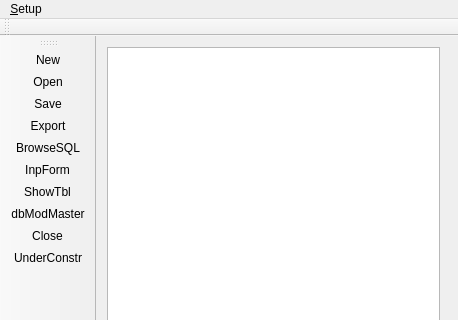
The window that mainwindow.ui (mainster/WorktimeManager) describes before a commit, drawn with Qt 5; both pictures show x 0 to 458 and y 0 to 320 of the 458 by 468 pixel window.
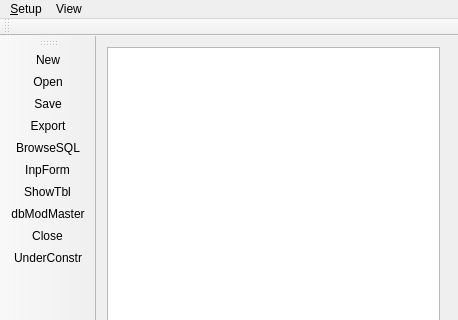
The same window after the commit. Icons and pictures are not drawn.

Commit message: * further work on implementing ctr+alt+f popup filter form * cleaning up a lot

```diff
--- a/mainwindow.ui
+++ b/mainwindow.ui
@@ -64,7 +64,7 @@
      <x>0</x>
      <y>0</y>
      <width>458</width>
-     <height>21</height>
+     <height>23</height>
     </rect>
    </property>
    <widget class="QMenu" name="menu_Setup">
@@ -95,8 +95,16 @@
     <addaction name="actAutoFitTables"/>
     <addaction name="actFilterTable"/>
     <addaction name="actFilterTableWindow"/>
+    <addaction name="actButClose"/>
+   </widget>
+   <widget class="QMenu" name="menuView">
+    <property name="title">
+     <string>View</string>
+    </property>
+    <addaction name="actFilterForm"/>
    </widget>
    <addaction name="menu_Setup"/>
+   <addaction name="menuView"/>
   </widget>
   <widget class="QToolBar" name="mainToolBar">
    <attribute name="toolBarArea">
```
Left out of the diff: 11 changed lines with no effect on the pictures. The commit also changes 7 other files.
